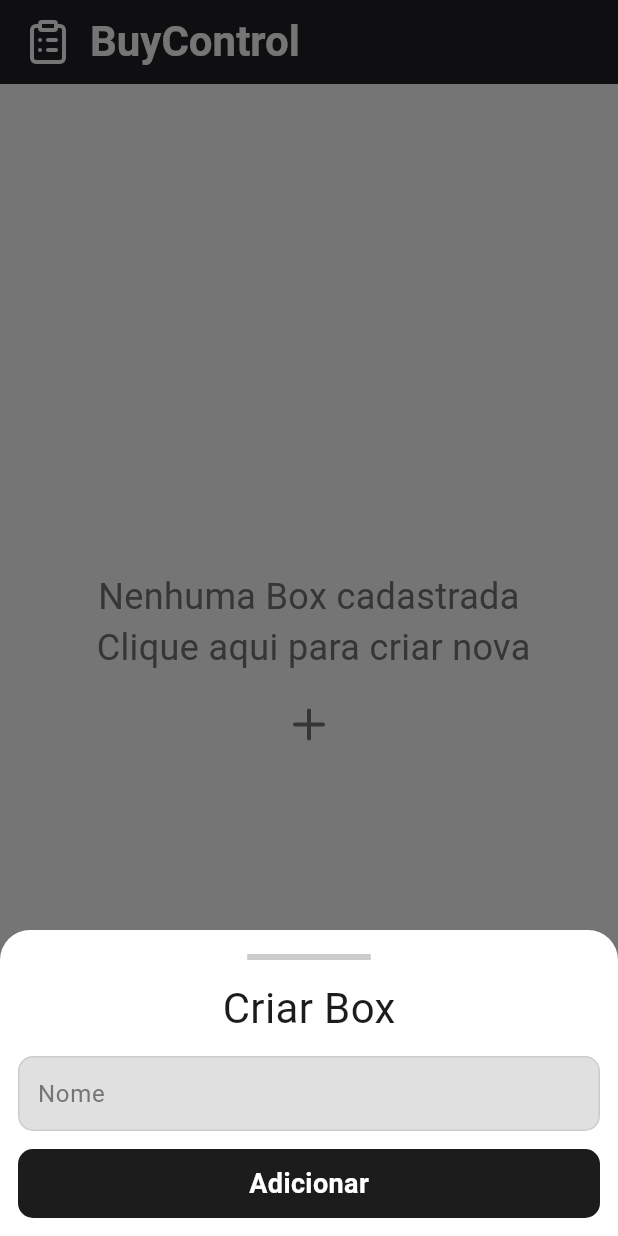
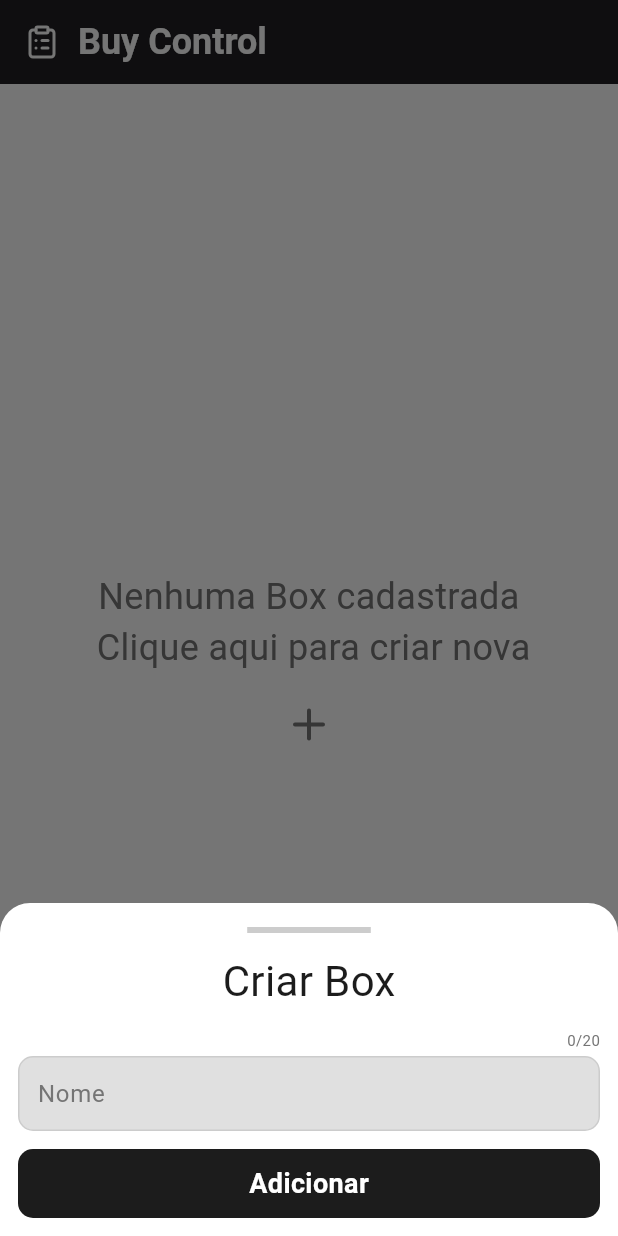
Before and after one commit to pauloRodri29/buy_control, a Flutter app: the screen it shows after launch, after a tap on an icon or button, on a phone screen of 412 x 824 dp. Run offline on Flutter 3.47's test engine with Material 3 defaults, Android fonts, the phone set to English and light mode, and no system bars; our stand-ins replace brasil_fields, flutter_animate, get, hive_flutter, lucide_icons_flutter; missing offline and left inert: flutter_masonry_view, number_formatter2; accounts and stored records are empty.

Commit message:
feat: atuallziado layout e métodos de atualização de box

```diff
--- a/lib/app/components/text_field_custom.dart
+++ b/lib/app/components/text_field_custom.dart
@@ -14,6 +14,7 @@
   final Color? fillColor;
   final Color? borderColor;
   final int maxLines;
+  final int? maxLength;
   final TextAlign textAlign;
   final TextInputType? keyboardType;
   final TextInputAction textInputAction;
@@ -46,6 +47,7 @@
     this.suffix,
     this.errorText,
     this.error = false,
+    this.maxLength,
   });
 
   @override
@@ -53,27 +55,77 @@
 }
 
 class _ModernTextFieldState extends State<ModernTextField> {
+  TextEditingController? _controller;
+
+  @override
+  void initState() {
+    super.initState();
+    _controller = widget.controller;
+    _controller?.addListener(_onTextChanged);
+  }
+
+  @override
+  void didUpdateWidget(covariant ModernTextField oldWidget) {
+    super.didUpdateWidget(oldWidget);
+
+    if (oldWidget.controller != widget.controller) {
+      oldWidget.controller?.removeListener(_onTextChanged);
+      _controller = widget.controller;
+      _controller?.addListener(_onTextChanged);
+    }
+  }
+
+  void _onTextChanged() {
+    if (mounted) setState(() {});
+  }
+
+  @override
+  void dispose() {
+    _controller?.removeListener(_onTextChanged);
+    super.dispose();
+  }
+
   @override
   Widget build(BuildContext context) {
-    // final bool hasText = widget.controller?.text.isNotEmpty ?? false;
+    final textLength = widget.controller?.text.length ?? 0;
+    final maxLength = widget.maxLength; // pode ser null
+
     return Focus(
       onFocusChange: (_) => setState(() {}),
       child: Builder(
         builder: (context) {
           final focusNode = Focus.of(context);
           final hasFocus = focusNode.hasFocus;
-          // final hasError = widget.errorText != null;
+
           return Column(
             crossAxisAlignment: CrossAxisAlignment.start,
             children: [
-              if (widget.error) ...[
-                TextCustom(
-                  text: widget.errorText!,
-                  color: AppColors.error,
-                  fontSize: AppFontSizes.fz04,
-                ),
-                const SizedBox(height: 4),
-              ],
+              Row(
+                mainAxisAlignment: MainAxisAlignment.spaceBetween,
+                children: [
+                  if (widget.error)
+                    TextCustom(
+                      text: widget.errorText ?? "",
+                      color: AppColors.error,
+                      fontSize: AppFontSizes.fz04,
+                    )
+                  else
+                    const SizedBox(),
+
+                  if (maxLength != null)
+                    TextCustom(
+                      text: "$textLength/$maxLength",
+                      color: textLength >= maxLength
+                          ? AppColors.error
+                          : AppColors.textSecondaryLight,
+                      fontSize: AppFontSizes.fz04,
+                    )
+                  else
+                    const SizedBox(),
+                ],
+              ),
+              const SizedBox(height: 4),
+
               AnimatedContainer(
                 duration: const Duration(milliseconds: 150),
                 padding: const EdgeInsets.symmetric(horizontal: 12),
@@ -108,17 +160,15 @@
                         textAlign: widget.textAlign,
                         onChanged: widget.onChanged,
                         maxLines: widget.maxLines,
+                        maxLength: maxLength,
                         onTap: widget.onTap,
                         style: TextStyle(
                           fontSize: AppFontSizes.fz10,
                           color: AppColors.textPrimaryLight,
                         ),
                         decoration: InputDecoration(
+                          counterText: '', // esconde o contador padrão
                           border: InputBorder.none,
-                          enabledBorder: InputBorder.none, // Adicionedwed
-                          focusedBorder: InputBorder.none, // Adicione
-                          errorBorder: InputBorder.none, // Adicione
-                          disabledBorder: InputBorder.none, // Adicione
                           isDense: true,
                           contentPadding: EdgeInsets.zero,
                           hintText: widget.hint,
@@ -141,84 +191,5 @@
         },
       ),
     );
-
-    // return StatefulBuilder(
-    //   builder: (_, setState) {
-    //     return Focus(
-    //       onFocusChange: (_) => setState(() {}),
-    //       child: Builder(
-    //         builder: (context) {
-    //           final focusNode = Focus.of(context);
-    //           final hasFocus = focusNode.hasFocus;
-
-    //           return AnimatedContainer(
-    //             duration: const Duration(milliseconds: 150),
-    //             padding: const EdgeInsets.symmetric(horizontal: 12),
-    //             height: 50,
-    //             decoration: BoxDecoration(
-    //               color: widget.filled
-    //                   ? (widget.fillColor ?? AppColors.textPrimaryDark)
-    //                   : null,
-    //               borderRadius: BorderRadius.circular(10),
-    //               border: Border.all(
-    //                 color: !widget.isValid
-    //                     ? Colors.red
-    //                     : hasFocus
-    //                     ? AppColors.backgroundDark
-    //                     : (widget.borderColor ?? AppColors.borderLight),
-    //                 width: hasFocus ? 1.3 : 1,
-    //               ),
-    //             ),
-    //             alignment: Alignment.center,
-    //             child: Row(
-    //               children: [
-    //                 if (widget.prefix != null) ...[
-    //                   widget.prefix!,
-    //                   const SizedBox(width: 8),
-    //                 ],
-    //                 Expanded(
-    //                   child: TextField(
-    //                     controller: widget.controller,
-    //                     autofocus: widget.autofocus,
-    //                     readOnly: widget.readOnly,
-    //                     inputFormatters: widget.inputFormatters,
-    //                     keyboardType: widget.keyboardType,
-    //                     textInputAction: widget.textInputAction,
-    //                     textAlign: widget.textAlign,
-    //                     onChanged: widget.onChanged,
-    //                     maxLines: widget.maxLines,
-    //                     onTap: widget.onTap,
-    //                     style: TextStyle(
-    //                       fontSize: AppFontSizes.fz10,
-    //                       color: AppColors.textPrimaryLight,
-    //                     ),
-    //                     decoration: InputDecoration(
-    //                       border: InputBorder.none,
-    //                       enabledBorder: InputBorder.none, // Adicionedwed
-    //                       focusedBorder: InputBorder.none, // Adicione
-    //                       errorBorder: InputBorder.none, // Adicione
-    //                       disabledBorder: InputBorder.none, // Adicione
-    //                       isDense: true,
-    //                       contentPadding: EdgeInsets.zero,
-    //                       hintText: widget.hint,
-    //                       hintStyle: TextStyle(
-    //                         color: AppColors.textSecondaryLight,
-    //                         fontSize: AppFontSizes.fz08,
-    //                       ),
-    //                     ),
-    //                   ),
-    //                 ),
-    //                 if (widget.suffix != null) ...[
-    //                   const SizedBox(width: 8),
-    //                   widget.suffix!,
-    //                 ],
-    //               ],
-    //             ),
-    //           );
-    //         },
-    //       ),
-    //     );
-    //   },
-    // );
   }
 }
--- a/lib/app/screens/home_screen/bottom_sheet/bottom_sheet_box_options.dart
+++ b/lib/app/screens/home_screen/bottom_sheet/bottom_sheet_box_options.dart
@@ -26,11 +26,6 @@
             fontWeight: FontWeight.bold,
           ),
           SizedBox(height: 12),
-          SingleChildScrollView(child: Column(spacing: 24, children: [
-
-              ],
-            )),
-          SizedBox(height: 12),
           SizedBox(
             width: double.infinity,
             child: Row(
@@ -40,6 +35,7 @@
                   child: ButtonDefaultCustom(
                     label: "Editar",
                     // textColor: isDarkMode ? AppColors.textOnDarkButton : null,
+
                     onClick: () {
                       Get.back();
                       Get.bottomSheet(BottomSheetEditBox(boxModel: boxModel));
--- a/lib/app/screens/home_screen/bottom_sheet/bottom_sheet_create_box.dart
+++ b/lib/app/screens/home_screen/bottom_sheet/bottom_sheet_create_box.dart
@@ -81,6 +81,7 @@
               spacing: 24,
               children: [
                 ModernTextField(
+                  maxLength: 20,
                   hint: "Nome",
                   controller: nameBoxController,
                   errorText: errorName ? "Campo obrigatório" : null,
@@ -106,7 +107,6 @@
                     onTap: errorName
                         ? null
                         : () {
-                            // homeController.deleteProduct(widget.boxModel!);
                             Get.back();
                           },
                     child: Container(
--- a/lib/app/screens/home_screen/bottom_sheet/bottom_sheet_edit_box.dart
+++ b/lib/app/screens/home_screen/bottom_sheet/bottom_sheet_edit_box.dart
@@ -72,7 +72,9 @@
                 ModernTextField(
                   hint: "Nome",
                   controller: nameProductController,
-                  isValid: nameIsValid,
+                  error: !nameIsValid,
+                  errorText: nameIsValid ? null : "Campo obrigatório",
+                  maxLength: 20,
                   onChanged: (value) {
                     setState(() {
                       nameIsValid = isValidForm();
--- a/lib/app/screens/home_screen/home_controller.dart
+++ b/lib/app/screens/home_screen/home_controller.dart
@@ -79,6 +79,7 @@
         (b) => b.id.toLowerCase() == box.id.toLowerCase(),
       );
       result.name = newName;
+      result.updateLastUpdate();
       listBox.refresh();
       saveListBoxHive(listBox);
     } catch (e) {
@@ -106,8 +107,9 @@
           widget: Column(
             children: [
               TextCustom(
-                text: "Box  ${box.name}",
-                fontSize: AppFontSizes.fz11,
+                text: "Deseja realmente excluir a box: ${box.name}?",
+                fontSize: AppFontSizes.fz09,
+                textAlign: TextAlign.center,
               ),
               SizedBox(height: 12),
               Row(
--- a/lib/app/utils/data_time_custom_formatter.dart
+++ b/lib/app/utils/data_time_custom_formatter.dart
@@ -3,6 +3,36 @@
 
 // Classe utilitária para manipulação e formatação de datas
 class DataTimeCustomFormatter {
+  static List<String> months = [
+    'Janeiro',
+    'Fevereiro',
+    'Março',
+    'Abril',
+    'Maio',
+    'Junho',
+    'Julho',
+    'Agosto',
+    'Setembro',
+    'Outubro',
+    'Novembro',
+    'Dezembro',
+  ];
+
+  static List<String> monthsAbbreviated = [
+    'Jan',
+    'Fev',
+    'Mar',
+    'Abr',
+    'Mai',
+    'Jun',
+    'Jul',
+    'Ago',
+    'Set',
+    'Out',
+    'Nov',
+    'Dez',
+  ];
+
   /// Formata um TimeOfDay no padrão "hh:mm"
   static String formatTime(TimeOfDay time) {
     final hour = time.hour.toString().padLeft(2, '0');
@@ -18,24 +48,26 @@
   }
 
   // Formata a data no padrão personalizado "dia, Mês, ano" (ex: 16, Julho, 2025)
-  static String formatDateCustom(DateTime date) {
+  static String formatDateCustom(
+    DateTime date, {
+    bool abbreviated = false,
+    bool withTime = false,
+  }) {
     // Lista de nomes dos meses em português
-    const List<String> months = [
-      'Janeiro',
-      'Fevereiro',
-      'Março',
-      'Abril',
-      'Maio',
-      'Junho',
-      'Julho',
-      'Agosto',
-      'Setembro',
-      'Outubro',
-      'Novembro',
-      'Dezembro',
-    ];
-    // Retorna a data formatada como "dia, Mês, ano"
-    return '${date.day}, ${months[date.month - 1]}, ${date.year}';
+
+    if (abbreviated) {
+      if (withTime) {
+        return '${date.day}, ${monthsAbbreviated[date.month - 1]}, ${date.year}, ${toHHMM(formatTimeHHMMSS(date))}';
+      }
+      return '${date.day}, ${monthsAbbreviated[date.month - 1]}, ${date.year}';
+    } else {
+      // Retorna a data formatada como "dia, Mês, ano"
+      if (withTime) {
+        return '${date.day}, ${months[date.month - 1]}, ${date.year}, ${toHHMM(formatTimeHHMMSS(date))}';
+      } else {
+        return '${date.day}, ${months[date.month - 1]}, ${date.year}';
+      }
+    }
   }
 
   // Formata a data no padrão "dd/MM/yyyy" (ex: 16/07/2025)
--- a/pubspec.yaml
+++ b/pubspec.yaml
@@ -44,6 +44,7 @@
   flutter_masonry_view: ^0.0.2
   number_formatter2: ^0.0.4
   uuid: ^4.5.2
+  intl: ^0.20.2
 
 dev_dependencies:
   flutter_test:
```
Also changed, not shown: lib/app/models/box_model.dart (+17 -1 lines), lib/app/screens/home_screen/home_screen.dart (+23 -22 lines), pubspec.lock.
